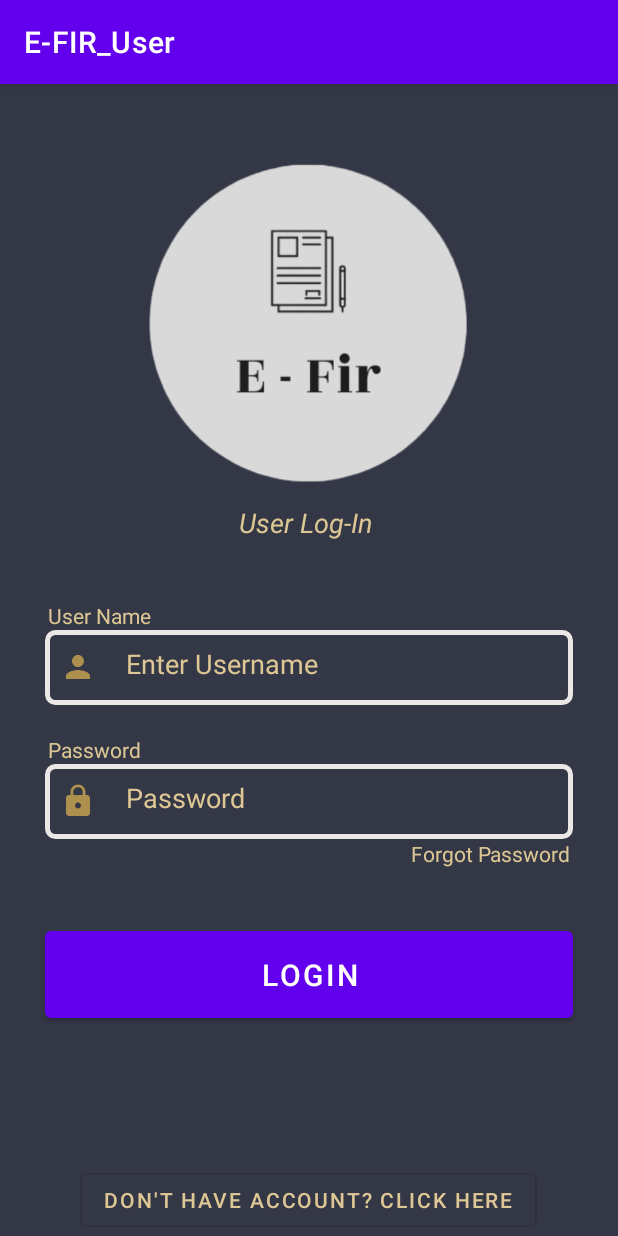
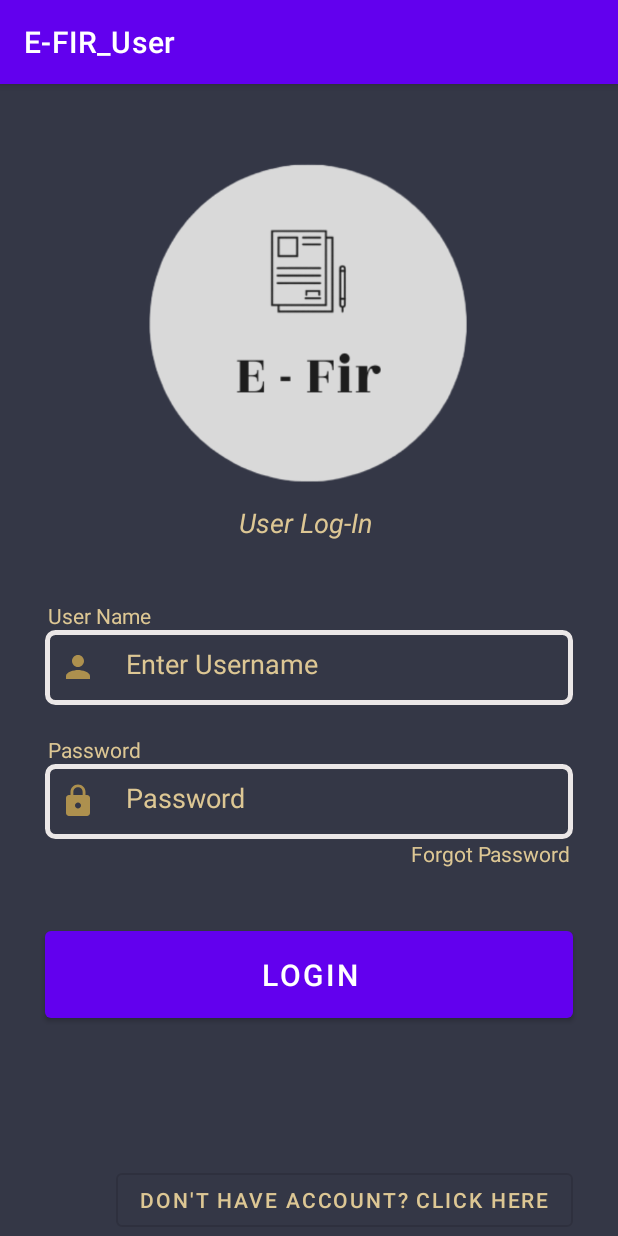
Before and after one commit to viren06/E-FIR_User, an Android app: the screen it shows after launch (user_login), on a phone screen of 412 x 824 dp. Run offline under Robolectric (Android 15) with nearby library versions, the phone set to English and light mode, and no system bars; our stand-ins replace Firebase (no records; nobody signed in at launch, a user with empty details on screens opened directly).

Commit message:
activity manage_profile.kt and ucropper(updated)

```diff
--- a/app/src/main/java/com/example/e_fir_user/register_user.kt
+++ b/app/src/main/java/com/example/e_fir_user/register_user.kt
@@ -81,7 +81,7 @@ class register_user : AppCompatActivity() {
                                 hashMap["mobileNumber"]=phonenumber.text.toString()
                                 hashMap["age"]=age.text.toString()
 
-                                var myref= FirebaseDatabase.getInstance().getReference("User")
+                                var myref= FirebaseDatabase.getInstance().getReference("user")
                                 myref.child(user!!.uid.toString()).setValue(hashMap).addOnCompleteListener(this){
                                     Toast.makeText(this,"user created",Toast.LENGTH_SHORT).show()
                                     updateUi(user)
--- a/app/src/main/java/com/example/e_fir_user/user_login.kt
+++ b/app/src/main/java/com/example/e_fir_user/user_login.kt
@@ -52,7 +52,7 @@ class user_login : AppCompatActivity() {
         login.setOnClickListener{
 
             val database = FirebaseDatabase.getInstance()
-            val myRef = database.getReference("User")
+            val myRef = database.getReference("user")
             var progressDialog = ProgressDialog(this)
             progressDialog.setTitle("It will take some time")
             progressDialog.setMessage("hello")
--- a/app/src/main/res/layout/activity_user_login.xml
+++ b/app/src/main/res/layout/activity_user_login.xml
@@ -141,12 +141,12 @@
         style="@style/Widget.MaterialComponents.Button.OutlinedButton"
         android:layout_width="wrap_content"
         android:layout_height="wrap_content"
-        android:layout_marginTop="180dp"
+        android:layout_marginTop="100dp"
         android:text="Don't have Account? click here"
         android:textColor="@color/colorAccent"
         app:layout_constraintBottom_toBottomOf="parent"
         app:layout_constraintEnd_toEndOf="parent"
-        app:layout_constraintHorizontal_bias="0.495"
+        app:layout_constraintHorizontal_bias="0.719"
         app:layout_constraintStart_toStartOf="parent"
         app:layout_constraintTop_toBottomOf="@+id/lblforgetPass"
         app:layout_constraintVertical_bias="1.0" />
```
Also changed, not shown: app/src/main/AndroidManifest.xml (+8 -6 lines), app/src/main/java/com/example/e_fir_user/manage_profile.kt (+14 -6 lines).
